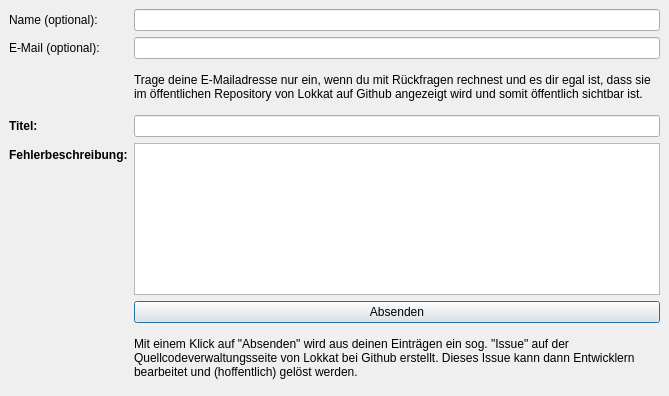
Above: gui/report_bug.ui from redneptun/lokkat before the change. Below: the same form after it.
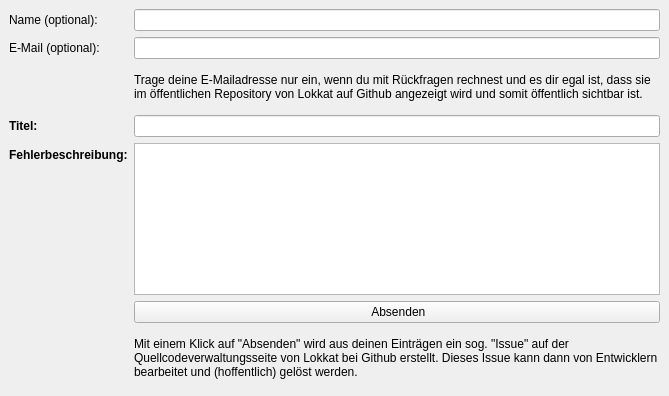
That is the form after the change. Icons and pictures are not drawn.

What changed in the file:
```diff
--- a/gui/report_bug.ui
+++ b/gui/report_bug.ui
@@ -116,7 +116,7 @@
             <number>1</number>
            </property>
            <property name="text">
-            <string>Mit einem Klick auf &quot;Absenden&quot; wird aus deinen Einträgen ein sog. &quot;Issue&quot; auf der Quellcodeverwaltungsseite von Lokkat bei Github erstellt. Dieses Issue kann dann Entwicklern bearbeitet und (hoffentlich) gelöst werden.</string>
+            <string>Mit einem Klick auf &quot;Absenden&quot; wird aus deinen Einträgen ein sog. &quot;Issue&quot; auf der Quellcodeverwaltungsseite von Lokkat bei Github erstellt. Dieses Issue kann dann von Entwicklern bearbeitet und (hoffentlich) gelöst werden.</string>
            </property>
            <property name="textFormat">
             <enum>Qt::RichText</enum>
@@ -132,12 +132,15 @@
          <item row="5" column="1">
           <widget class="QPushButton" name="btnSend">
            <property name="text">
-            <string>Absenden</string>
+            <string> Absenden</string>
            </property>
            <property name="icon">
             <iconset resource="../res/resources.qrc">
              <normaloff>:/icons/mail_yellow.png</normaloff>:/icons/mail_yellow.png</iconset>
            </property>
+           <property name="autoDefault">
+            <bool>false</bool>
+           </property>
           </widget>
          </item>
          <item row="2" column="1">
```
